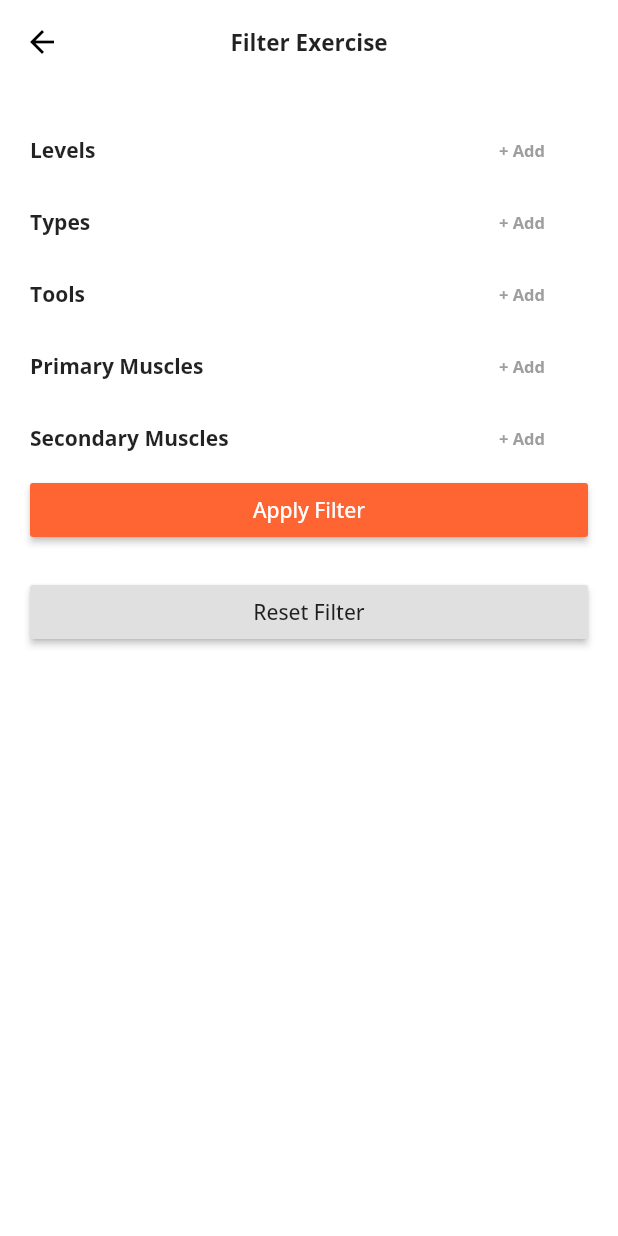
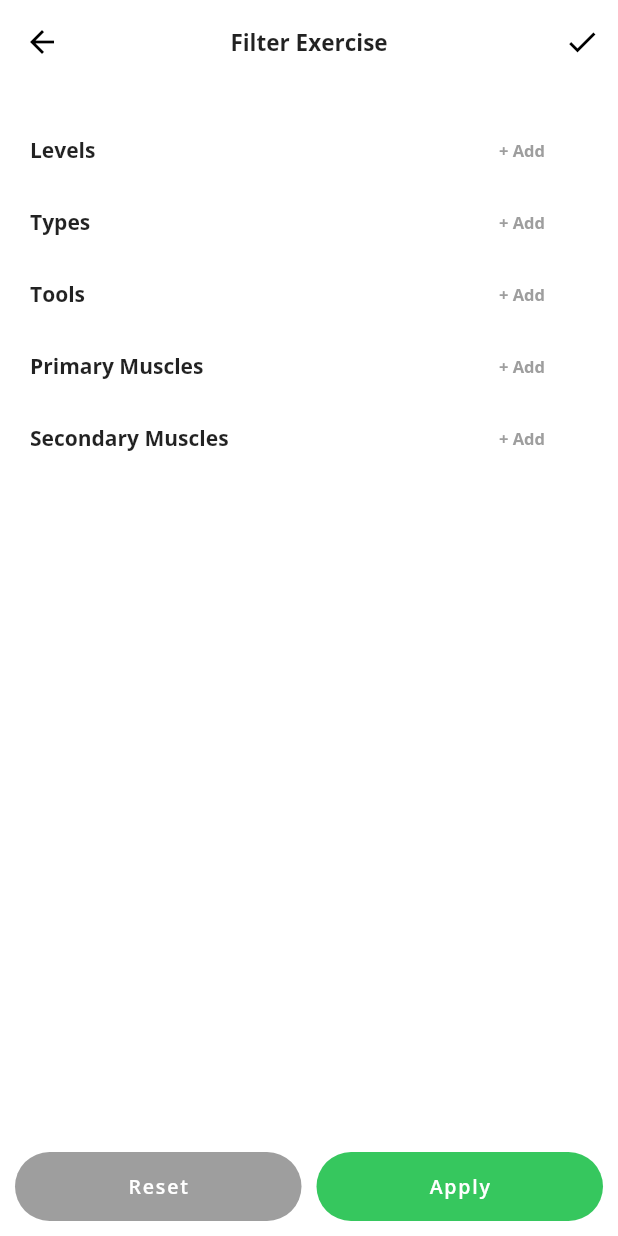
Before and after one commit to manickjamadar/fitnick, a Flutter app: the ExerciseFilterScreen screen opened directly, on a phone screen of 412 x 824 dp. Run offline on Flutter 3.47's test engine with Material 2 defaults, Android fonts, the phone set to English and light mode, and no system bars; our stand-ins replace audioplayers, bloc, dartz, equatable, flutter_bloc, flutter_slidable and 11 more; missing offline and left inert: circle_wave_progress; accounts and stored records are empty; generated files the repository leaves out were written again.

Commit message:
filter button refactored in exercise filter screen

```diff
--- a/lib/presentation/screens/exercise_filter_screen/exercise_filter_screen.dart
+++ b/lib/presentation/screens/exercise_filter_screen/exercise_filter_screen.dart
@@ -4,6 +4,7 @@ import 'package:fitnick/domain/exercise/models/sub_models/exercise_level.dart';
 import 'package:fitnick/domain/exercise/models/sub_models/exercise_target.dart';
 import 'package:fitnick/domain/exercise/models/sub_models/exercise_tool.dart';
 import 'package:fitnick/domain/exercise/models/sub_models/exercise_type.dart';
+import 'package:fitnick/presentation/core/widgets/action_button.dart';
 import 'package:fitnick/presentation/core/widgets/option_editor.dart';
 import 'package:fitnick/presentation/screens/exercise_form/widgets/selector.dart';
 import 'package:flutter/material.dart';
@@ -24,8 +25,16 @@ class ExerciseFilterScreen extends StatelessWidget {
       builder: (_, state) => Scaffold(
         appBar: AppBar(
           title: Text("Filter Exercise"),
+          actions: [
+            IconButton(
+              icon: Icon(Icons.check),
+              onPressed: () => _onApplyFilter(context),
+            )
+          ],
         ),
-        body: SingleChildScrollView(
+        body: Stack(
+          children: [
+            SingleChildScrollView(
               child: Padding(
                 padding: const EdgeInsets.all(20.0),
                 child: Column(
@@ -63,7 +72,8 @@ class ExerciseFilterScreen extends StatelessWidget {
                       allOptions: ExerciseTarget.all,
                       optionLabel: (option) => option.name,
                       initialOptions: state.filteredExercise.primaryTargets,
-                  onOptionsChanged: (newTargets) => _onFilterExerciseChanged(
+                      onOptionsChanged: (newTargets) =>
+                          _onFilterExerciseChanged(
                               context,
                               state.filteredExercise
                                   .copyWith(primaryTargets: newTargets)),
@@ -73,32 +83,50 @@ class ExerciseFilterScreen extends StatelessWidget {
                       allOptions: ExerciseTarget.all,
                       optionLabel: (option) => option.name,
                       initialOptions: state.filteredExercise.secondaryTargets,
-                  onOptionsChanged: (newTargets) => _onFilterExerciseChanged(
+                      onOptionsChanged: (newTargets) =>
+                          _onFilterExerciseChanged(
                               context,
                               state.filteredExercise
                                   .copyWith(secondaryTargets: newTargets)),
                     ),
-                Container(
-                  width: double.infinity,
-                  child: RaisedButton(
-                    color: Theme.of(context).primaryColor,
-                    textColor: Colors.white,
-                    child: Text("Apply Filter"),
-                    onPressed: () => _onApplyFilter(context),
-                  ),
-                ),
                     buildSpace(),
-                Container(
-                  width: double.infinity,
-                  child: RaisedButton(
-                    child: Text("Reset Filter"),
-                    onPressed: () => _onResetFilter(context),
-                  ),
-                ),
+                    buildSpace(),
+                    buildSpace(),
                   ],
                 ),
               ),
             ),
+            Align(
+                alignment: Alignment.bottomCenter,
+                child: buildActionButtons(context))
+          ],
+        ),
+      ),
+    );
+  }
+
+  Widget buildActionButtons(BuildContext context) {
+    return Container(
+      padding: EdgeInsets.all(10),
+      child: Row(
+        children: [
+          Expanded(
+            child: ActionButton(
+              color: Colors.grey,
+              onPressed: () => _onResetFilter(context),
+              label: "Reset",
+            ),
+          ),
+          SizedBox(
+            width: 10,
+          ),
+          Expanded(
+            child: ActionButton(
+              onPressed: () => _onApplyFilter(context),
+              label: "Apply",
+            ),
+          ),
+        ],
       ),
     );
   }
```
Lines whose indentation alone changed are shown as unchanged.
